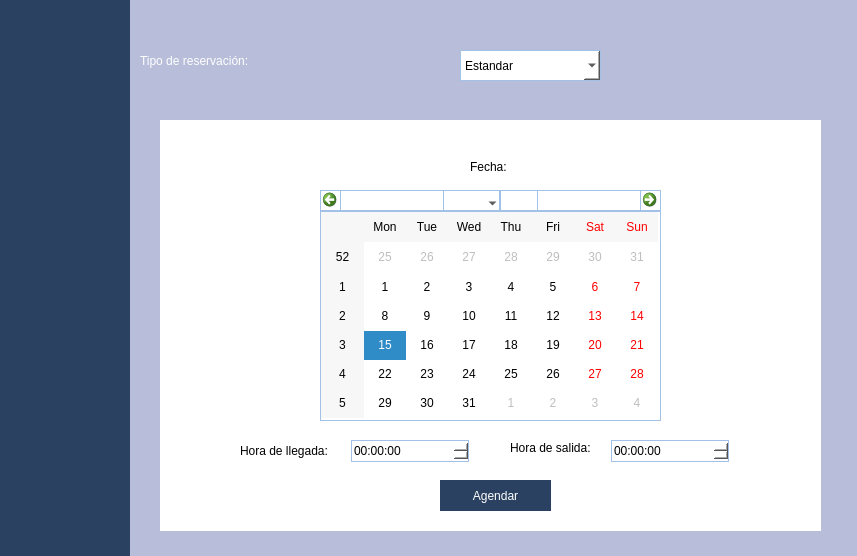
First picture: the form in cliente.ui, repository FernandoHS-0/ProyectoIS2, before the edit.
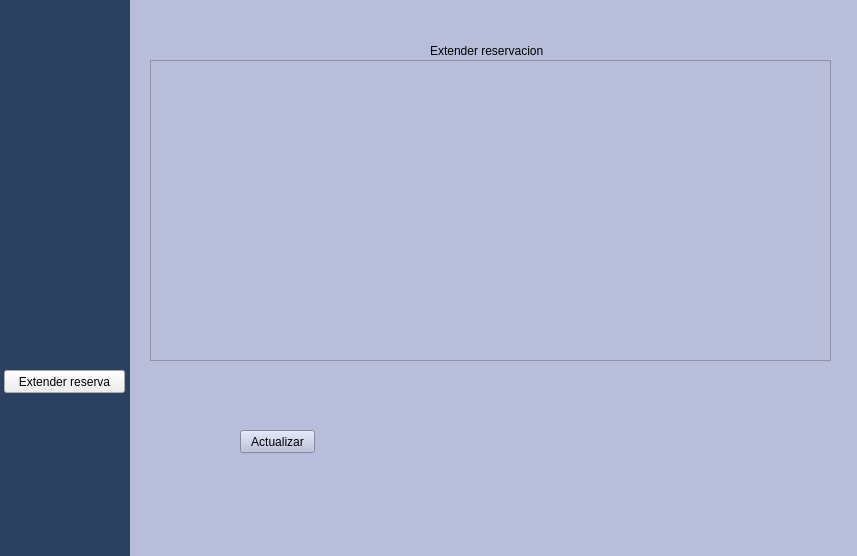
Second picture: the form after the edit. Icons and pictures are not drawn.

```diff
--- a/cliente.ui
+++ b/cliente.ui
@@ -22,7 +22,7 @@
    <property name="geometry">
     <rect>
      <x>20</x>
-     <y>30</y>
+     <y>20</y>
      <width>91</width>
      <height>81</height>
     </rect>
@@ -54,7 +54,7 @@
    <property name="geometry">
     <rect>
      <x>20</x>
-     <y>160</y>
+     <y>130</y>
      <width>91</width>
      <height>81</height>
     </rect>
@@ -80,7 +80,7 @@
    <property name="geometry">
     <rect>
      <x>20</x>
-     <y>284</y>
+     <y>230</y>
      <width>91</width>
      <height>81</height>
     </rect>
@@ -115,7 +115,7 @@
     <string notr="true">background-color: #B8BDD9;</string>
    </property>
    <property name="currentIndex">
-    <number>0</number>
+    <number>2</number>
    </property>
    <widget class="QWidget" name="page">
     <widget class="QLabel" name="label">
@@ -395,6 +395,44 @@
     </widget>
    </widget>
    <widget class="QWidget" name="page_2"/>
+   <widget class="QWidget" name="widget_3">
+    <widget class="QLabel" name="label_5">
+     <property name="geometry">
+      <rect>
+       <x>300</x>
+       <y>10</y>
+       <width>291</width>
+       <height>81</height>
+      </rect>
+     </property>
+     <property name="text">
+      <string>Extender reservacion</string>
+     </property>
+    </widget>
+    <widget class="QTableWidget" name="tableWidget">
+     <property name="geometry">
+      <rect>
+       <x>20</x>
+       <y>60</y>
+       <width>681</width>
+       <height>301</height>
+      </rect>
+     </property>
+    </widget>
+    <widget class="QPushButton" name="Actualizar">
+     <property name="geometry">
+      <rect>
+       <x>110</x>
+       <y>430</y>
+       <width>75</width>
+       <height>23</height>
+      </rect>
+     </property>
+     <property name="text">
+      <string>Actualizar</string>
+     </property>
+    </widget>
+   </widget>
   </widget>
   <widget class="QPushButton" name="pushButton_4">
    <property name="geometry">
@@ -422,6 +460,19 @@
     <string/>
    </property>
   </widget>
+  <widget class="QPushButton" name="pushButton">
+   <property name="geometry">
+    <rect>
+     <x>4</x>
+     <y>370</y>
+     <width>121</width>
+     <height>23</height>
+    </rect>
+   </property>
+   <property name="text">
+    <string>Extender reserva</string>
+   </property>
+  </widget>
  </widget>
  <resources/>
  <connections/>
```
